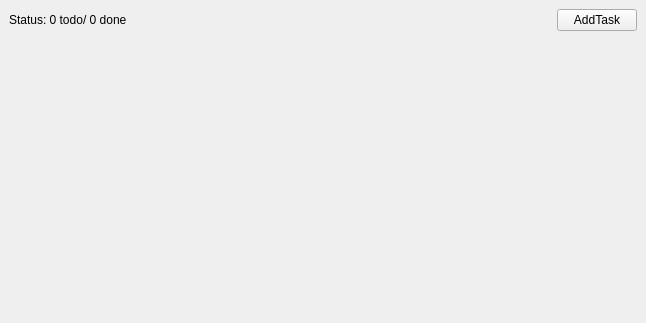
Above: forms/mainwindow.ui from Wittyx/qt-explore before the change. Below: the same form after it.
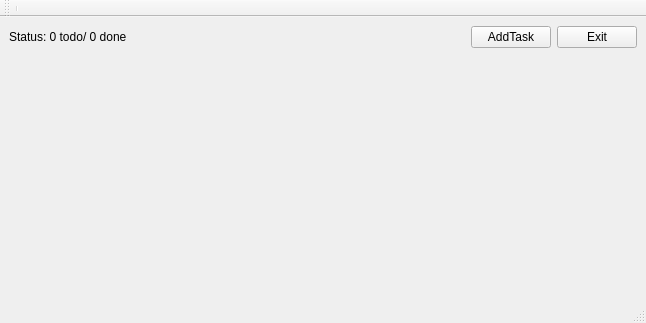
That is the form after the change.

Diff of the .ui file:
```diff
--- a/forms/mainwindow.ui
+++ b/forms/mainwindow.ui
@@ -44,6 +44,13 @@
         </property>
        </widget>
       </item>
+      <item>
+       <widget class="QPushButton" name="exitButton">
+        <property name="text">
+         <string>Exit</string>
+        </property>
+       </widget>
+      </item>
      </layout>
     </item>
     <item>
@@ -64,6 +71,35 @@
     </item>
    </layout>
   </widget>
+  <widget class="QToolBar" name="toolBar">
+   <property name="enabled">
+    <bool>true</bool>
+   </property>
+   <property name="minimumSize">
+    <size>
+     <width>10</width>
+     <height>10</height>
+    </size>
+   </property>
+   <property name="windowTitle">
+    <string>toolBar</string>
+   </property>
+   <attribute name="toolBarArea">
+    <enum>TopToolBarArea</enum>
+   </attribute>
+   <attribute name="toolBarBreak">
+    <bool>false</bool>
+   </attribute>
+   <addaction name="separator"/>
+  </widget>
+  <widget class="QStatusBar" name="statusBar">
+   <property name="minimumSize">
+    <size>
+     <width>10</width>
+     <height>0</height>
+    </size>
+   </property>
+  </widget>
  </widget>
  <resources/>
  <connections/>
```
Left out of the diff: 19 changed lines with no effect on the pictures.
